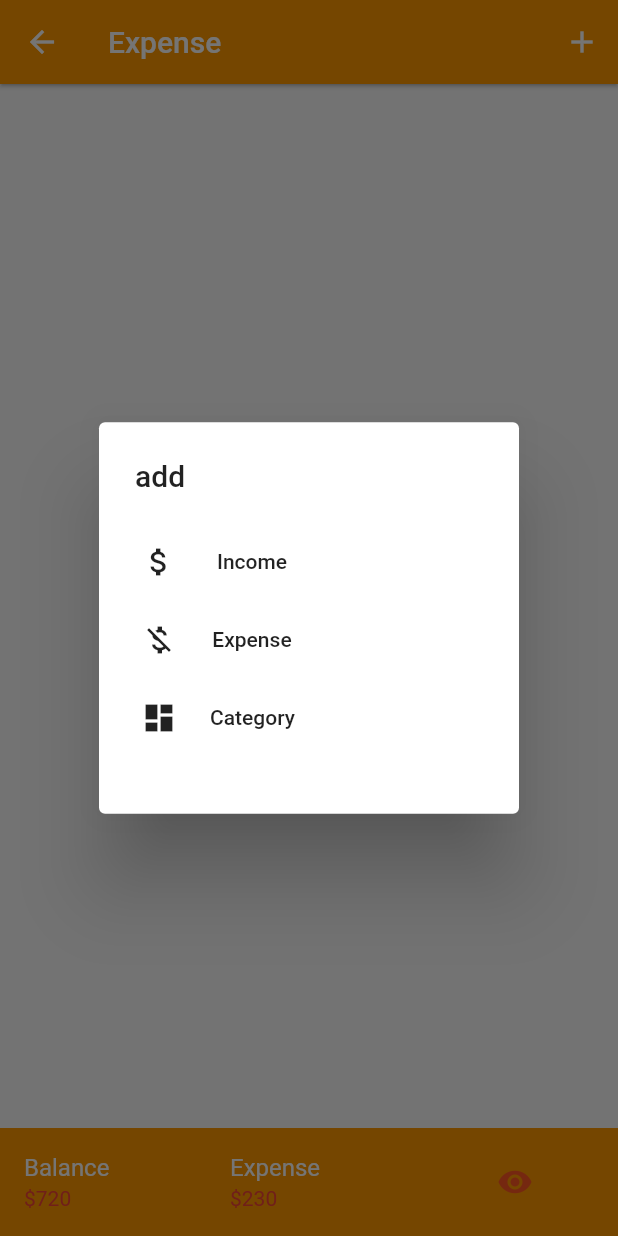
After one commit to web-dev-code-reference/study-flutter-cashapp, a Flutter app: the Expense screen opened directly, after a tap on the "add" icon, on a phone screen of 412 x 824 dp. The commit adds this screen. Run offline on Flutter 3.47's test engine with Material 2 defaults, Android fonts, the phone set to English and light mode, and no system bars.

Commit message:
complete front end ui tutorial

```diff
--- /dev/null
+++ b/lib/components/navmodal.dart
@@ -0,0 +1,76 @@
+import 'package:flutter/material.dart';
+import 'package:cashapp/pages/income.dart';
+import 'package:cashapp/pages/expense.dart';
+import 'package:cashapp/pages/category.dart';
+
+class AlertComponents extends StatelessWidget{
+  @override
+  Widget build(BuildContext context){
+    return
+    new Column(
+      children: <Widget>[
+          //add new  Category
+          new Row(
+            children: <Widget>[
+              new Padding(
+                padding: EdgeInsets.all(4.0),
+                child: Icon(Icons.attach_money),
+              ),
+              new Padding(
+                padding: EdgeInsets.all(2.0),
+                child: new MaterialButton(
+                    onPressed: (){
+                      Navigator.push(context, new MaterialPageRoute(
+                        builder: (context)=>new Income()
+                      ));
+                    },
+                    child: new Text("Income"),
+                  )
+                ),
+            ],
+          ),
+          //add new Categorys
+          new Row(
+            children: <Widget>[
+              new Padding(
+                padding: EdgeInsets.all(4.0),
+                child: Icon(Icons.money_off),
+              ),
+              new Padding(
+                padding: EdgeInsets.all(2.0),
+                child: new MaterialButton(
+                    onPressed: (){
+                      Navigator.push(context, new MaterialPageRoute(
+                        builder: (context)=>new Expense()
+                      ));
+                    },
+                    child: new Text("Expense"),
+                  )
+                ),
+            ],
+          ),
+          //add new  Category
+          new Row(
+            children: <Widget>[
+              new Padding(
+                padding: EdgeInsets.all(4.0),
+                child: Icon(Icons.dashboard),
+              ),
+              new Padding(
+                padding: EdgeInsets.all(2.0),
+                child: new MaterialButton(
+                    onPressed: (){
+                      Navigator.push(context, new MaterialPageRoute(
+                        builder: (context)=>new Category()
+                      ));
+                    },
+                    child: new Text("Category"),
+                  )
+                ),
+            ],
+          ),
+
+        ],
+      );
+  }
+}
--- /dev/null
+++ b/lib/pages/category.dart
@@ -0,0 +1,56 @@
+import 'package:flutter/material.dart';
+import 'package:cashapp/components/navmodal.dart';
+
+class Category extends StatefulWidget {
+  @override
+  _CategoryState createState() => _CategoryState();
+}
+
+class _CategoryState extends State<Category> {
+  @override
+  Widget build(BuildContext context) {
+    return Scaffold(
+      appBar: AppBar(
+        title: new Text("Category"),
+        backgroundColor: Colors.orange,
+        elevation: 1.0,
+        actions: <Widget>[
+          IconButton(
+            icon: Icon(Icons.add), onPressed: (){
+              showDialog(context: context,
+              builder: (context)=>new AlertDialog(
+                title: new Text("add"),
+                content: new Container(
+                  height: 170.0,
+                  child: AlertComponents(),
+                ),
+              ));
+            }
+          ),
+        ],
+      ),
+      bottomNavigationBar: new Container(
+        color: Colors.orange,
+        child: Row(
+          children: <Widget>[
+            Expanded(
+              child: ListTile(
+                title: new Text("Balance", style: TextStyle(color: Colors.white),),
+                subtitle: new Text("\$720", style: TextStyle(color: Colors.red),),
+              ),
+            ),
+            Expanded(
+              child: ListTile(
+                title: new Text("Expense", style: TextStyle(color: Colors.white),),
+                subtitle: new Text("\$230", style: TextStyle(color: Colors.red),),
+              ),
+            ),
+            Expanded(
+              child: new IconButton(icon: Icon(Icons.remove_red_eye), onPressed: (){},color: Colors.deepOrange,)
+            ),
+          ],
+        ),
+      ),
+    );
+  }
+}
--- /dev/null
+++ b/lib/pages/expense.dart
@@ -0,0 +1,56 @@
+import 'package:flutter/material.dart';
+import 'package:cashapp/components/navmodal.dart';
+
+class Expense extends StatefulWidget {
+  @override
+  _ExpenseState createState() => _ExpenseState();
+}
+
+class _ExpenseState extends State<Expense> {
+  @override
+  Widget build(BuildContext context) {
+    return Scaffold(
+      appBar: AppBar(
+        title: new Text("Expense"),
+        backgroundColor: Colors.orange,
+        elevation: 1.0,
+        actions: <Widget>[
+          IconButton(
+            icon: Icon(Icons.add), onPressed: (){
+              showDialog(context: context,
+              builder: (context)=>new AlertDialog(
+                title: new Text("add"),
+                content: new Container(
+                  height: 170.0,
+                  child: AlertComponents(),
+                ),
+              ));
+            }
+          ),
+        ],
+      ),
+      bottomNavigationBar: new Container(
+        color: Colors.orange,
+        child: Row(
+          children: <Widget>[
+            Expanded(
+              child: ListTile(
+                title: new Text("Balance", style: TextStyle(color: Colors.white),),
+                subtitle: new Text("\$720", style: TextStyle(color: Colors.red),),
+              ),
+            ),
+            Expanded(
+              child: ListTile(
+                title: new Text("Expense", style: TextStyle(color: Colors.white),),
+                subtitle: new Text("\$230", style: TextStyle(color: Colors.red),),
+              ),
+            ),
+            Expanded(
+              child: new IconButton(icon: Icon(Icons.remove_red_eye), onPressed: (){},color: Colors.deepOrange,)
+            ),
+          ],
+        ),
+      ),
+    );
+  }
+}
--- /dev/null
+++ b/lib/pages/income.dart
@@ -0,0 +1,60 @@
+import 'package:cashapp/pages/home.dart';
+import 'package:flutter/material.dart';
+import 'package:cashapp/components/navmodal.dart';
+
+class Income extends StatefulWidget {
+  @override
+  _IncomeState createState() => _IncomeState();
+}
+
+class _IncomeState extends State<Income> {
+  @override
+  Widget build(BuildContext context) {
+    return Scaffold(
+      appBar: AppBar(
+        title: new Text("Income"),
+        backgroundColor: Colors.orange,
+        elevation: 1.0,
+        actions: <Widget>[
+          new IconButton(icon: Icon(Icons.home),onPressed: (){
+            Navigator.push(context, MaterialPageRoute(builder: (context)=> Home()));
+          },),
+          new IconButton(
+            icon: Icon(Icons.add), onPressed: (){
+              showDialog(context: context,
+              builder: (context)=>new AlertDialog(
+                title: new Text("add"),
+                content: new Container(
+                  height: 170.0,
+                  child: AlertComponents(),
+                ),
+              ));
+            }
+          ),
+        ],
+      ),
+      bottomNavigationBar: new Container(
+        color: Colors.orange,
+        child: Row(
+          children: <Widget>[
+            Expanded(
+              child: ListTile(
+                title: new Text("Balance", style: TextStyle(color: Colors.white),),
+                subtitle: new Text("\$720", style: TextStyle(color: Colors.red),),
+              ),
+            ),
+            Expanded(
+              child: ListTile(
+                title: new Text("Expense", style: TextStyle(color: Colors.white),),
+                subtitle: new Text("\$230", style: TextStyle(color: Colors.red),),
+              ),
+            ),
+            Expanded(
+              child: new IconButton(icon: Icon(Icons.remove_red_eye), onPressed: (){},color: Colors.deepOrange,)
+            ),
+          ],
+        ),
+      ),
+    );
+  }
+}
```
Also changed, not shown: lib/components/footer.dart (added, +35 -0 lines), lib/main.dart (+1 -123 lines), lib/pages/home.dart (added, +63 -0 lines).
